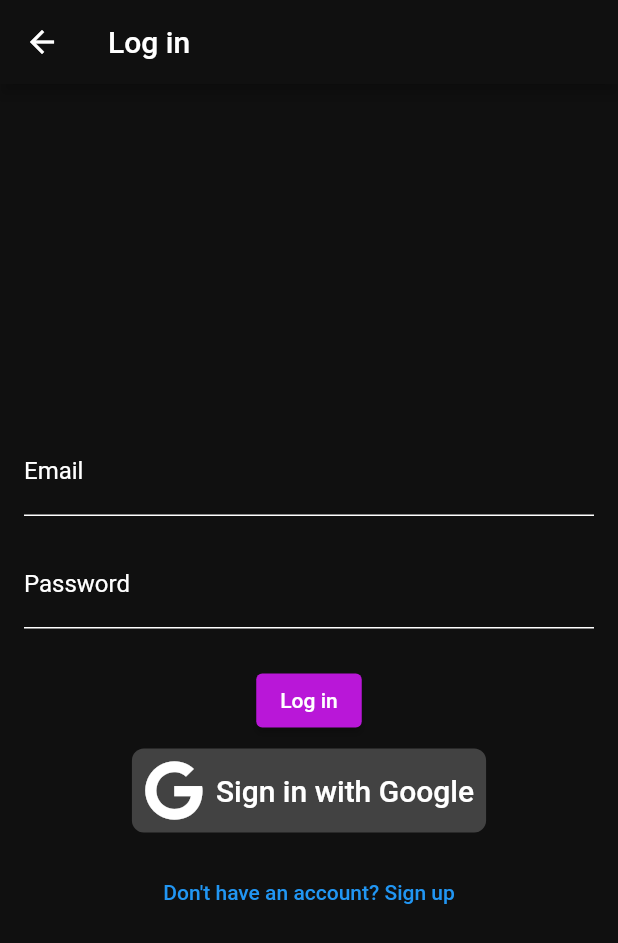
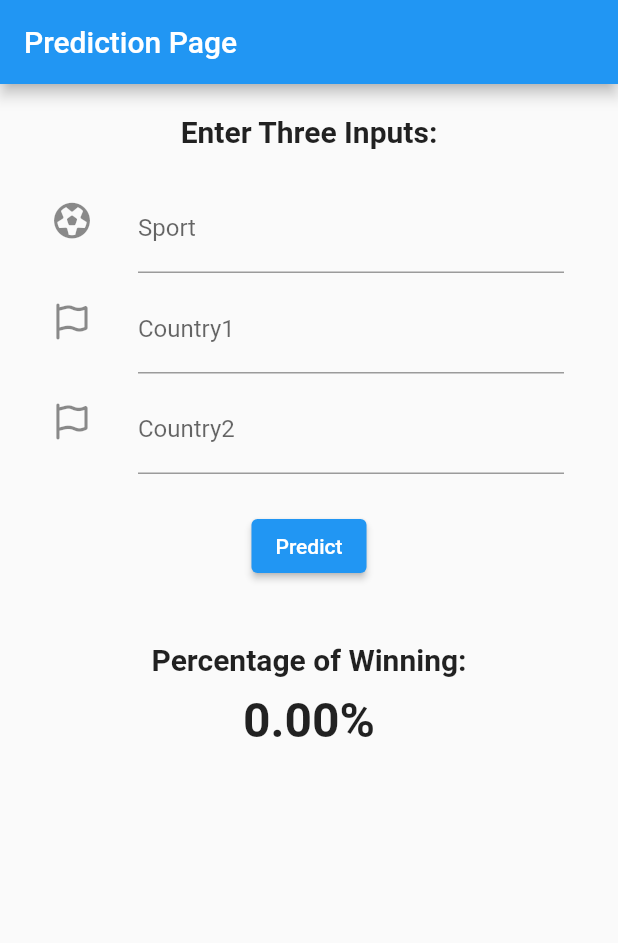
Before and after one commit to Bimal022/khel_darpan, a Flutter app: the screen it shows after launch, on a phone screen of 412 x 824 dp. Shown: the top 943 px of the screen. Run offline on Flutter 3.47's test engine with Material 2 defaults, Android fonts, the light colour scheme and no system bars; our stand-ins replace cloud_firestore, firebase_auth, firebase_core, font_awesome_flutter, google_sign_in; accounts and stored records are empty.

Commit message:
Prediction Page

```diff
--- a/lib/main.dart
+++ b/lib/main.dart
@@ -2,7 +2,8 @@ import 'package:flutter/material.dart';
 import 'package:firebase_core/firebase_core.dart';
 import 'package:firebase_auth/firebase_auth.dart';
 import 'package:khel_darpan/screens/LoginPage.dart';
-import 'package:khel_darpan/routesPage.dart'; // Import your MyHomePage
+import 'package:khel_darpan/routesPage.dart';
+import 'package:khel_darpan/screens/PredictionPage.dart'; // Import your MyHomePage
 
 void main() async {
   WidgetsFlutterBinding.ensureInitialized();
@@ -29,7 +30,8 @@ class MyApp extends StatelessWidget {
   @override
   Widget build(BuildContext context) {
     return MaterialApp(
-      home: isUserLoggedIn ? RoutesPage() : LoginPage(),
+      home: PredictionPage(),
+      // home: isUserLoggedIn ? RoutesPage() : LoginPage(),
     );
   }
 }
--- a/lib/screens/FreindsPage.dart
+++ b/lib/screens/FreindsPage.dart
@@ -49,26 +49,23 @@ class FriendsPage extends StatelessWidget {
                 style: TextStyle(
                   fontSize: 18,
                   color: Colors.grey[300],
-                  fontFamily: 'Roboto', // Replace with your desired font family
+                  fontFamily: 'Roboto',
                 ),
               ),
             ),
             SizedBox(height: 24),
             _buildInfoRow(
-              icon: FontAwesomeIcons
-                  .venusMars, // Replace with the desired Font Awesome icon
+              icon: FontAwesomeIcons.venusMars,
               label: 'Gender:',
               value: userData['gender'],
             ),
             _buildInfoRow(
-              icon: FontAwesomeIcons
-                  .infoCircle, // Replace with the desired Font Awesome icon
+              icon: FontAwesomeIcons.circleInfo,
               label: 'Bio:',
               value: userData['bio'],
             ),
             _buildInfoRow(
-              icon: FontAwesomeIcons
-                  .users, // Replace with the desired Font Awesome icon
+              icon: FontAwesomeIcons.users,
               label: 'Supporting Team:',
               value: userData['supporting_team'],
             ),
--- /dev/null
+++ b/lib/screens/PredictionPage.dart
@@ -0,0 +1,111 @@
+import 'package:flutter/material.dart';
+import 'package:font_awesome_flutter/font_awesome_flutter.dart';
+
+class PredictionPage extends StatefulWidget {
+  const PredictionPage({super.key});
+
+  @override
+  _PredictionPageState createState() => _PredictionPageState();
+}
+
+class _PredictionPageState extends State<PredictionPage> {
+  String sport = '';
+  String country1 = '';
+  String country2 = '';
+  double predictionPercentage = 0.0;
+
+  void calculatePrediction() {
+    // Add your prediction calculation logic here based on the inputs.
+    // For this example, I'll just use a simple average of the three inputs.
+    double average = (sport.length + country1.length + country2.length) / 3;
+    setState(() {
+      predictionPercentage = average * 100;
+    });
+  }
+
+  @override
+  Widget build(BuildContext context) {
+    return Scaffold(
+      appBar: AppBar(
+        title: Text('Prediction Page'),
+      ),
+      body: SingleChildScrollView(
+        child: Center(
+          child: Container(
+            padding: EdgeInsets.all(20.0),
+            child: Column(
+              mainAxisAlignment: MainAxisAlignment.center,
+              children: [
+                Text(
+                  'Enter Three Inputs:',
+                  style: TextStyle(fontSize: 20, fontWeight: FontWeight.bold),
+                ),
+                SizedBox(height: 20),
+                ListTile(
+                  leading: Icon(FontAwesomeIcons.futbol),
+                  title: TextField(
+                    onChanged: (value) {
+                      setState(() {
+                        sport = value;
+                      });
+                    },
+                    decoration: InputDecoration(labelText: 'Sport'),
+                  ),
+                ),
+                ListTile(
+                  leading: Icon(FontAwesomeIcons.flag),
+                  title: TextField(
+                    onChanged: (value) {
+                      setState(() {
+                        country1 = value;
+                      });
+                    },
+                    decoration: InputDecoration(labelText: 'Country1'),
+                  ),
+                  trailing: country1.isNotEmpty
+                      ? FaIcon(
+                          FontAwesomeIcons.flag,
+                          color: Colors.black,
+                        )
+                      : null,
+                ),
+                ListTile(
+                  leading: Icon(FontAwesomeIcons.flag),
+                  title: TextField(
+                    onChanged: (value) {
+                      setState(() {
+                        country2 = value;
+                      });
+                    },
+                    decoration: InputDecoration(labelText: 'Country2'),
+                  ),
+                  trailing: country2.isNotEmpty
+                      ? FaIcon(
+                          FontAwesomeIcons.flag,
+                          color: Colors.black,
+                        )
+                      : null,
+                ),
+                SizedBox(height: 20),
+                ElevatedButton(
+                  onPressed: calculatePrediction,
+                  child: Text('Predict'),
+                ),
+                SizedBox(height: 40),
+                Text(
+                  'Percentage of Winning:',
+                  style: TextStyle(fontSize: 20, fontWeight: FontWeight.bold),
+                ),
+                SizedBox(height: 10),
+                Text(
+                  '${predictionPercentage.toStringAsFixed(2)}%',
+                  style: TextStyle(fontSize: 32, fontWeight: FontWeight.bold),
+                ),
+              ],
+            ),
+          ),
+        ),
+      ),
+    );
+  }
+}
--- a/lib/screens/ProfilePage.dart
+++ b/lib/screens/ProfilePage.dart
@@ -232,7 +232,7 @@ class _ProfilePageState extends State<ProfilePage> {
             ),
             SizedBox(height: 16),
             ListTile(
-              leading: Icon(Icons.face, color: Colors.white),
+              leading: FaIcon(FontAwesomeIcons.venusMars),
               title: Text(
                 'Gender',
                 style: TextStyle(
@@ -280,7 +280,7 @@ class _ProfilePageState extends State<ProfilePage> {
               ),
             ),
             ListTile(
-              leading: Icon(Icons.info, color: Colors.white),
+              leading: FaIcon(FontAwesomeIcons.circleInfo, color: Colors.white),
               title: Text(
                 'Bio',
                 style: TextStyle(
@@ -304,7 +304,7 @@ class _ProfilePageState extends State<ProfilePage> {
               },
             ),
             ListTile(
-              leading: Icon(Icons.group, color: Colors.white),
+              leading: FaIcon(FontAwesomeIcons.users, color: Colors.white),
               title: Text(
                 "Supporting Team",
                 style: TextStyle(
```
Also changed, not shown: lib/Components/RoundedButton.dart (+10 -11 lines), lib/screens/HomePage.dart (+5 -7 lines).
